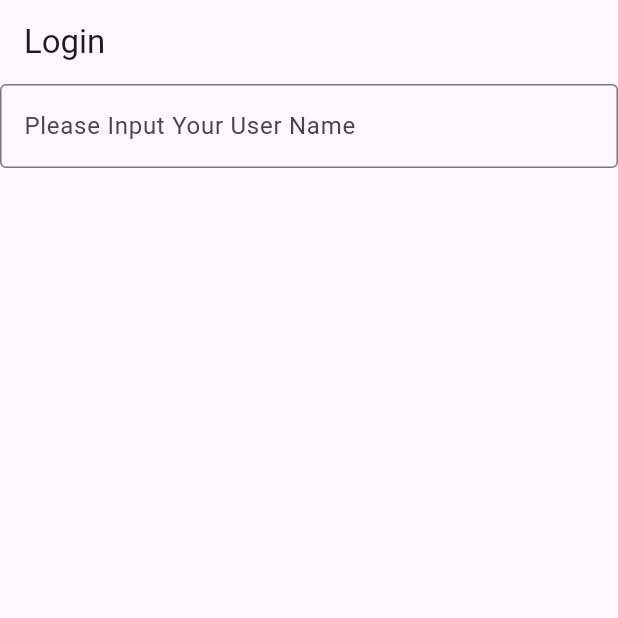
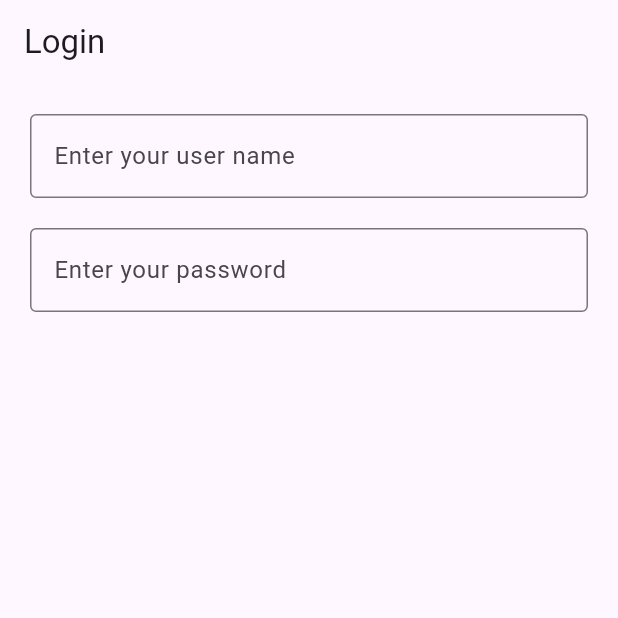
Before and after one commit to ThaphatTT/PracticeFlutter, a Flutter app: the screen it shows after launch, on a phone screen of 412 x 824 dp, the top half of it. Run offline on Flutter 3.47's test engine with Material 3 defaults, Android fonts, the phone set to English and light mode, and no system bars.

Commit message:
Delete file form_Login and create goble key and modify textfield

```diff
--- a/flutter_login_1/lib/login_screen.dart
+++ b/flutter_login_1/lib/login_screen.dart
@@ -10,18 +10,42 @@ class LoginScreen extends StatefulWidget {
 }
 
 class LoginScreenState extends State<LoginScreen>{
+  final _formKey = GlobalKey<FormState>();
+
   @override
   Widget build (BuildContext context){
     return Scaffold(
       appBar: AppBar(
         title: const Text('Login'),
       ),
-      body: TextField(
-        decoration: InputDecoration(
-          border: OutlineInputBorder(),
-          hintText: 'Please Input Your User Name'
+      body: Padding(
+        padding: EdgeInsets.all(10),
+        child: Form(
+          key: _formKey,
+          child : Column(
+            children: [
+              Padding(
+                padding: EdgeInsets.all(10),
+                child: TextField(
+                decoration: InputDecoration(
+                  border: OutlineInputBorder(),
+                  hintText: 'Enter your user name'
+                ),
+              ),
+                ),
+              Padding(
+                padding: EdgeInsets.all(10),
+                child: TextField(
+                decoration: InputDecoration(
+                  border: OutlineInputBorder(),
+                  hintText: 'Enter your password'
+                ),
+              ),
+                )
+            ],
+          )
         ),
-      ),
+      )
     );
   }
 }
```
Also changed, not shown: flutter_login_1/lib/form_Login.dart (deleted).
